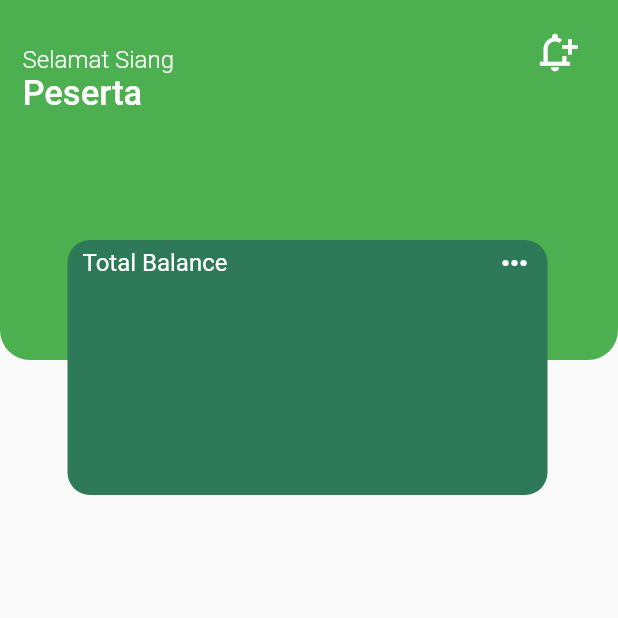
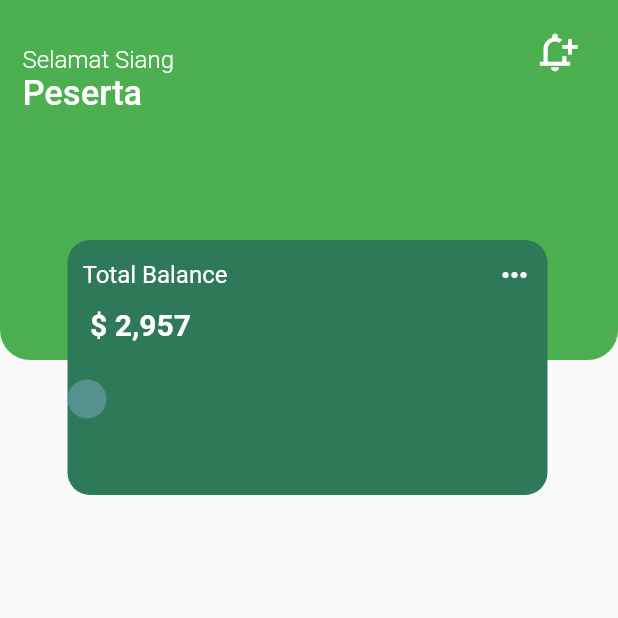
Before and after one commit to George535220173/UAS, a Flutter app: the screen it shows after launch, on a phone screen of 412 x 824 dp, the top half of it. Run offline on Flutter 3.47's test engine with Material 2 defaults, Android fonts, the phone set to English and light mode, and no system bars.

Commit message:
test7, bikin uangnya biar ada di balance blom ada variabel biar berubaha ubah masih bentuk aneh

```diff
--- a/lib/home/home.dart
+++ b/lib/home/home.dart
@@ -6,7 +6,8 @@ class home extends StatelessWidget {
   @override
   Widget build(BuildContext context) {
     return Scaffold(
-      body: SafeArea(child: Stack(
+      body: SafeArea(
+        child: Stack(
           children: [
             Column(
               children: [
@@ -18,8 +19,7 @@ class home extends StatelessWidget {
                       borderRadius: BorderRadius.only(
                         bottomLeft: Radius.circular(20),
                         bottomRight: Radius.circular(20),
-                  )
-                ),
+                      )),
                   child: Stack(
                     children: [
                       Positioned(
@@ -78,11 +78,12 @@ class home extends StatelessWidget {
                   color: Color.fromARGB(255, 46, 122, 88),
                   borderRadius: BorderRadius.circular(15),
                 ),
-                child: Column(children: [
+                child: Column(
+                  children: [
+                    SizedBox(height: 8),
                     Padding(
                       padding: const EdgeInsets.symmetric(
-                      horizontal: 10,
-                      vertical: 3),
+                          horizontal: 10, vertical: 3),
                       child: Row(
                         mainAxisAlignment: MainAxisAlignment.spaceBetween,
                         children: [
@@ -100,8 +101,35 @@ class home extends StatelessWidget {
                           ),
                         ],
                       ),
+                    ),
+                    SizedBox(
+                      height: 7,),
+                      Padding(
+                        padding: const EdgeInsets.only(left: 15),
+                        child: Row(
+                          children: [
+                            Text(
+                              '\$ 2,957',
+                              style: TextStyle(
+                                fontWeight: FontWeight.w600,
+                                fontSize: 20,
+                                color: Colors.white,
+                              ),
                             )
-                ],)
+                          ],
+                        ),
+                      ),
+                      SizedBox(height: 25),
+                      Row(
+                        children: [
+                          CircleAvatar(
+                            radius: 13,
+                            backgroundColor: Color.fromARGB(255, 85, 145, 141),
+                          )
+                        ],
+                      )
+                  ],
+                ),
               ),
             ),
           ],
```
Lines whose indentation alone changed are shown as unchanged.
